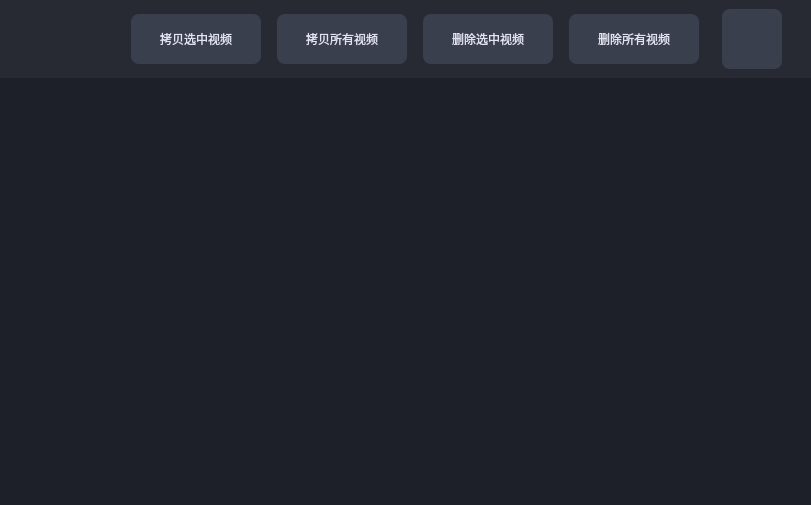
The window that widgets/viewer/videoviewer.ui (wyc15002105071/Recorder) describes before a commit, drawn with Qt 5.
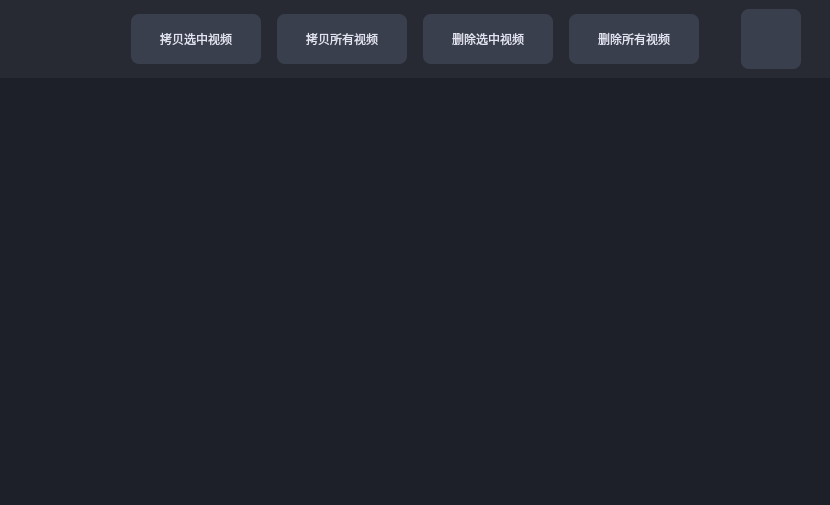
The same window after the commit. Icons and pictures are not drawn.

What changed in the file:
```diff
--- a/widgets/viewer/videoviewer.ui
+++ b/widgets/viewer/videoviewer.ui
@@ -6,7 +6,7 @@
    <rect>
     <x>0</x>
     <y>0</y>
-    <width>811</width>
+    <width>830</width>
     <height>505</height>
    </rect>
   </property>
@@ -386,7 +386,7 @@
       <enum>QListView::Adjust</enum>
      </property>
      <property name="spacing">
-      <number>20</number>
+      <number>30</number>
      </property>
      <property name="viewMode">
       <enum>QListView::IconMode</enum>
```
